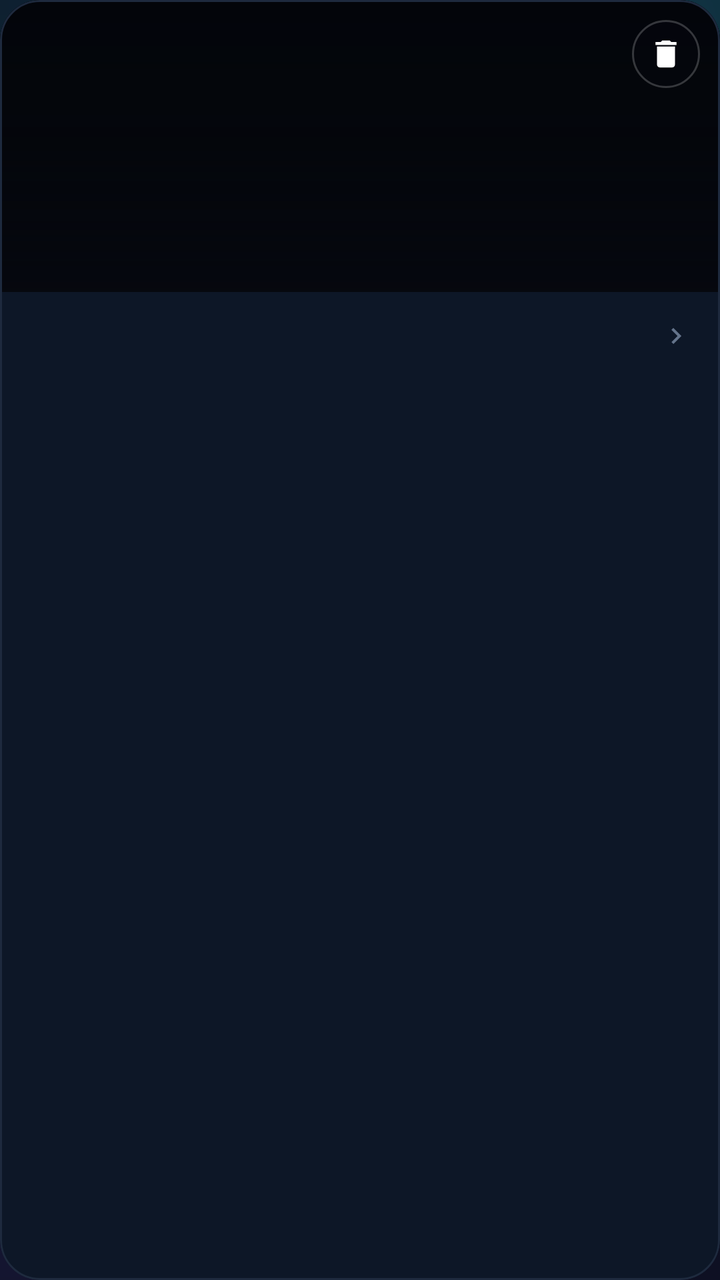
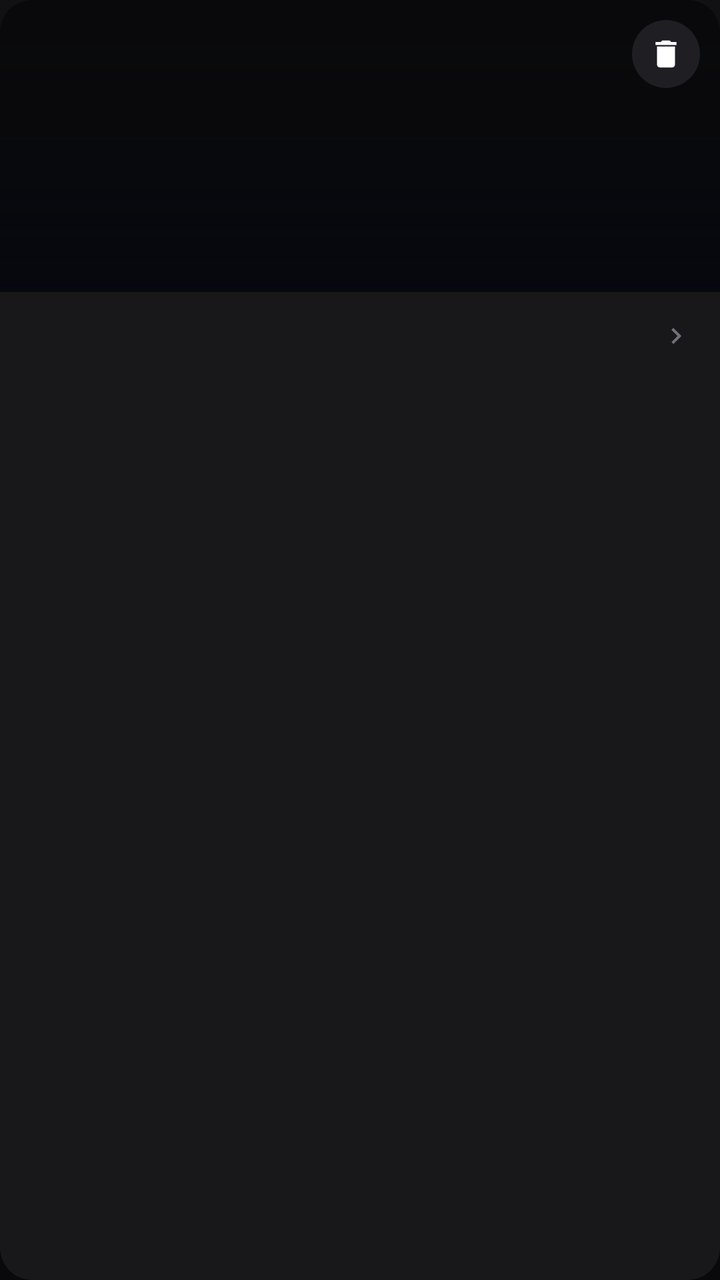

Screens rendered from an Android XML layout before and after an edit, with the pre-edit source and the edit as a unified diff.
<!-- AndroidManifest.xml: application theme Theme.PCHome -->
<!-- res/layout/item_recent_pc.xml -->
<?xml version="1.0" encoding="utf-8"?>
<com.google.android.material.card.MaterialCardView xmlns:android="http://schemas.android.com/apk/res/android"
    xmlns:app="http://schemas.android.com/apk/res-auto"
    android:layout_width="280dp"
    android:layout_height="wrap_content"
    android:layout_marginEnd="12dp"
    android:layout_marginBottom="4dp"
    android:clickable="true"
    android:focusable="true"
    app:cardBackgroundColor="@color/PCHome_surface"
    app:cardCornerRadius="20dp"
    app:cardElevation="0dp"
    app:rippleColor="@color/PCHome_surface_hover"
    app:strokeColor="@color/PCHome_border"
    app:strokeWidth="1dp">

    <LinearLayout
        android:layout_width="match_parent"
        android:layout_height="wrap_content"
        android:orientation="vertical">

        <FrameLayout
            android:layout_width="match_parent"
            android:layout_height="146dp"
            android:background="@color/PCHome_background_deep">

            <ImageView
                android:id="@+id/recent_thumb"
                android:layout_width="match_parent"
                android:layout_height="match_parent"
                android:contentDescription="@string/recent_thumb_desc"
                android:scaleType="centerCrop" />

            <View
                android:layout_width="match_parent"
                android:layout_height="match_parent"
                android:background="@drawable/bg_thumb_scrim" />

            <ImageView
                android:id="@+id/recent_delete"
                android:layout_width="34dp"
                android:layout_height="34dp"
                android:layout_gravity="top|end"
                android:layout_margin="10dp"
                android:background="@drawable/bg_icon_button"
                android:clickable="true"
                android:contentDescription="@string/recent_delete_desc"
                android:focusable="true"
                android:padding="8dp"
                android:src="@drawable/ic_trash"
                app:tint="@color/white" />
        </FrameLayout>

        <LinearLayout
            android:layout_width="match_parent"
            android:layout_height="wrap_content"
            android:orientation="vertical"
            android:paddingStart="14dp"
            android:paddingTop="12dp"
            android:paddingEnd="14dp"
            android:paddingBottom="14dp">

            <LinearLayout
                android:layout_width="match_parent"
                android:layout_height="wrap_content"
                android:gravity="center_vertical"
                android:orientation="horizontal">

                <com.google.android.material.textview.MaterialTextView
                    android:id="@+id/recent_title"
                    android:layout_width="0dp"
                    android:layout_height="wrap_content"
                    android:layout_weight="1"
                    android:ellipsize="end"
                    android:singleLine="true"
                    android:textColor="@color/PCHome_text"
                    android:textSize="15sp"
                    android:textStyle="bold" />

                <ImageView
                    android:layout_width="16dp"
                    android:layout_height="16dp"
                    android:layout_marginStart="6dp"
                    android:contentDescription="@null"
                    android:src="@drawable/ic_chevron"
                    app:tint="@color/PCHome_dim" />
            </LinearLayout>

            <com.google.android.material.textview.MaterialTextView
                android:id="@+id/recent_subtitle"
                android:layout_width="match_parent"
                android:layout_height="wrap_content"
                android:layout_marginTop="3dp"
                android:ellipsize="end"
                android:singleLine="true"
                android:textColor="@color/PCHome_muted"
                android:textSize="11sp" />

            <com.google.android.material.textview.MaterialTextView
                android:id="@+id/recent_password"
                android:layout_width="match_parent"
                android:layout_height="wrap_content"
                android:layout_marginTop="5dp"
                android:textColor="@color/PCHome_cyan"
                android:textSize="11sp" />

            <com.google.android.material.textview.MaterialTextView
                android:id="@+id/recent_last_seen"
                android:layout_width="match_parent"
                android:layout_height="wrap_content"
                android:layout_marginTop="5dp"
                android:ellipsize="end"
                android:singleLine="true"
                android:textColor="@color/PCHome_dim"
                android:textSize="10sp" />
        </LinearLayout>
    </LinearLayout>
</com.google.android.material.card.MaterialCardView>
<!-- resources referenced by this layout -->
<resources>
  <color name="PCHome_background_deep">#FF03050A</color>
  <color name="PCHome_border">#FF1E2A3E</color>
  <color name="PCHome_cyan">#FF22D3EE</color>
  <color name="PCHome_dim">#FF64748B</color>
  <color name="PCHome_muted">#FF94A3B8</color>
  <color name="PCHome_surface">#FF0D1727</color>
  <color name="PCHome_surface_hover">#FF16263D</color>
  <color name="PCHome_text">#FFF1F5F9</color>
  <!-- drawable bg_icon_button (drawable) -->
  <?xml version="1.0" encoding="utf-8"?>
  <shape xmlns:android="http://schemas.android.com/apk/res/android" android:shape="oval">
      <solid android:color="#B305070E" />
      <stroke android:width="1dp" android:color="#33FFFFFF" />
  </shape>
  <style name="Theme.PCHome" parent="Theme.Material3.Dark.NoActionBar">
          <item name="colorPrimary">@color/PCHome_cyan</item>
          <item name="colorOnPrimary">@color/PCHome_ink</item>
          <item name="colorPrimaryContainer">@color/PCHome_surface_high</item>
          <item name="colorOnPrimaryContainer">@color/PCHome_text</item>
          <item name="colorSecondary">@color/PCHome_blue</item>
          <item name="colorOnSecondary">@color/white</item>
          <item name="colorTertiary">@color/PCHome_indigo</item>
          <item name="android:colorBackground">@color/PCHome_background</item>
          <item name="colorSurface">@color/PCHome_surface</item>
          <item name="colorSurfaceVariant">@color/PCHome_panel</item>
          <item name="colorOnSurface">@color/PCHome_text</item>
          <item name="colorOnSurfaceVariant">@color/PCHome_muted</item>
          <item name="colorOutline">@color/PCHome_border</item>
          <item name="colorError">@color/PCHome_danger</item>
          <item name="colorOnError">@color/PCHome_ink</item>
          <item name="android:windowBackground">@drawable/bg_app</item>
          <item name="android:statusBarColor">@android:color/transparent</item>
          <item name="android:navigationBarColor">@android:color/transparent</item>
          <item name="android:windowLightStatusBar">false</item>
          <item name="android:windowLightNavigationBar">false</item>
          <item name="android:windowActionBar">false</item>
          <item name="android:windowNoTitle">true</item>
          <item name="windowActionBar">false</item>
          <item name="windowNoTitle">true</item>
          <item name="android:fontFamily">sans-serif</item>
          <item name="android:windowLayoutInDisplayCutoutMode">shortEdges</item>
          <item name="materialButtonStyle">@style/Widget.PCHome.Button.Primary</item>
          <item name="textInputStyle">@style/Widget.PCHome.Input</item>
          <item name="android:windowContentTransitions">true</item>
      </style>
  <color name="PCHome_ink">#FF041018</color>
  <color name="PCHome_surface_high">#FF122033</color>
  <color name="PCHome_blue">#FF3B82F6</color>
  <color name="PCHome_background">#FF05070E</color>
  <color name="PCHome_panel">#FF0B1422</color>
  <color name="PCHome_danger">#FFFB7185</color>
  <!-- drawable bg_app (drawable) -->
  <?xml version="1.0" encoding="utf-8"?>
  <layer-list xmlns:android="http://schemas.android.com/apk/res/android">
      <item>
          <shape android:shape="rectangle">
              <solid android:color="@color/PCHome_background" />
          </shape>
      </item>
      <item>
          <shape android:shape="rectangle">
              <gradient
                  android:type="radial"
                  android:centerX="0.92"
                  android:centerY="0.02"
                  android:gradientRadius="620dp"
                  android:startColor="@color/PCHome_glow_cyan"
                  android:endColor="#0005070E" />
          </shape>
      </item>
      <item>
          <shape android:shape="rectangle">
              <gradient
                  android:type="radial"
                  android:centerX="0.02"
                  android:centerY="0.78"
                  android:gradientRadius="760dp"
                  android:startColor="@color/PCHome_glow_indigo"
                  android:endColor="#0005070E" />
          </shape>
      </item>
  </layer-list>
  <style name="Widget.PCHome.Button.Primary" parent="Widget.Material3.Button">
          <item name="backgroundTint">@color/PCHome_cyan</item>
          <item name="android:textColor">@color/PCHome_ink</item>
          <item name="android:textStyle">bold</item>
          <item name="android:textSize">15sp</item>
          <item name="cornerRadius">18dp</item>
          <item name="android:minHeight">56dp</item>
          <item name="android:insetTop">0dp</item>
          <item name="android:insetBottom">0dp</item>
          <item name="iconTint">@color/PCHome_ink</item>
          <item name="iconGravity">textEnd</item>
          <item name="iconPadding">10dp</item>
          <item name="iconSize">20dp</item>
          <item name="elevation">0dp</item>
      </style>
  <style name="Widget.PCHome.Input" parent="Widget.Material3.TextInputLayout.FilledBox">
          <item name="boxBackgroundColor">@color/PCHome_panel</item>
          <item name="boxCornerRadiusTopStart">16dp</item>
          <item name="boxCornerRadiusTopEnd">16dp</item>
          <item name="boxCornerRadiusBottomStart">16dp</item>
          <item name="boxCornerRadiusBottomEnd">16dp</item>
          <item name="boxStrokeWidth">0dp</item>
          <item name="boxStrokeWidthFocused">1dp</item>
          <item name="boxStrokeColor">@color/PCHome_cyan</item>
          <item name="hintTextColor">@color/PCHome_muted</item>
          <item name="android:textColorHint">@color/PCHome_muted</item>
          <item name="startIconTint">@color/PCHome_cyan</item>
          <item name="endIconTint">@color/PCHome_muted</item>
          <item name="helperTextTextColor">@color/PCHome_dim</item>
          <item name="errorTextColor">@color/PCHome_danger</item>
          <item name="boxCollapsedPaddingTop">0dp</item>
          <item name="boxBackgroundMode">filled</item>
      </style>
  <color name="PCHome_glow_cyan">#3322D3EE</color>
  <color name="PCHome_glow_indigo">#2E6366F1</color>
  <!-- unchanged entries left out for length: 7 -->
</resources>

<!-- the commit's change to res/layout/item_recent_pc.xml (unified diff, before → after) -->
@@ -8,11 +8,10 @@
     android:clickable="true"
     android:focusable="true"
     app:cardBackgroundColor="@color/PCHome_surface"
-    app:cardCornerRadius="20dp"
+    app:cardCornerRadius="16dp"
     app:cardElevation="0dp"
     app:rippleColor="@color/PCHome_surface_hover"
-    app:strokeColor="@color/PCHome_border"
-    app:strokeWidth="1dp">
+    app:strokeWidth="0dp">
 
     <LinearLayout
         android:layout_width="match_parent"
@@ -102,7 +101,7 @@
                 android:layout_height="wrap_content"
                 android:layout_marginTop="5dp"
                 android:textColor="@color/PCHome_cyan"
-                android:textSize="11sp" />
+                android:textSize="10.5sp" />
 
             <com.google.android.material.textview.MaterialTextView
                 android:id="@+id/recent_last_seen"
<!-- resource entries referenced after the edit -->
@@ -1,18 +1,17 @@
 <!-- resources referenced by this layout -->
 <resources>
-  <color name="PCHome_background_deep">#FF03050A</color>
-  <color name="PCHome_border">#FF1E2A3E</color>
-  <color name="PCHome_cyan">#FF22D3EE</color>
-  <color name="PCHome_dim">#FF64748B</color>
-  <color name="PCHome_muted">#FF94A3B8</color>
-  <color name="PCHome_surface">#FF0D1727</color>
-  <color name="PCHome_surface_hover">#FF16263D</color>
-  <color name="PCHome_text">#FFF1F5F9</color>
+  <color name="PCHome_background_deep">#FF09090B</color>
+  <color name="PCHome_border">#FF27272A</color>
+  <color name="PCHome_cyan">#FF818CF8</color>
+  <color name="PCHome_dim">#FF71717A</color>
+  <color name="PCHome_muted">#FFA1A1AA</color>
+  <color name="PCHome_surface">#FF18181B</color>
+  <color name="PCHome_surface_hover">#FF2A2A30</color>
+  <color name="PCHome_text">#FFF4F4F5</color>
   <!-- drawable bg_icon_button (drawable) -->
   <?xml version="1.0" encoding="utf-8"?>
   <shape xmlns:android="http://schemas.android.com/apk/res/android" android:shape="oval">
-      <solid android:color="#B305070E" />
-      <stroke android:width="1dp" android:color="#33FFFFFF" />
+      <solid android:color="@color/PCHome_surface_high" />
   </shape>
   <style name="Theme.PCHome" parent="Theme.Material3.Dark.NoActionBar">
           <item name="colorPrimary">@color/PCHome_cyan</item>
@@ -43,14 +42,13 @@
           <item name="android:windowLayoutInDisplayCutoutMode">shortEdges</item>
           <item name="materialButtonStyle">@style/Widget.PCHome.Button.Primary</item>
           <item name="textInputStyle">@style/Widget.PCHome.Input</item>
-          <item name="android:windowContentTransitions">true</item>
       </style>
-  <color name="PCHome_ink">#FF041018</color>
-  <color name="PCHome_surface_high">#FF122033</color>
-  <color name="PCHome_blue">#FF3B82F6</color>
-  <color name="PCHome_background">#FF05070E</color>
-  <color name="PCHome_panel">#FF0B1422</color>
-  <color name="PCHome_danger">#FFFB7185</color>
+  <color name="PCHome_ink">#FF09090B</color>
+  <color name="PCHome_surface_high">#FF1F1F23</color>
+  <color name="PCHome_blue">#FF6366F1</color>
+  <color name="PCHome_background">#FF09090B</color>
+  <color name="PCHome_panel">#FF121214</color>
+  <color name="PCHome_danger">#FFF87171</color>
   <!-- drawable bg_app (drawable) -->
   <?xml version="1.0" encoding="utf-8"?>
   <layer-list xmlns:android="http://schemas.android.com/apk/res/android">
@@ -63,32 +61,21 @@
           <shape android:shape="rectangle">
               <gradient
                   android:type="radial"
-                  android:centerX="0.92"
-                  android:centerY="0.02"
+                  android:centerX="0.5"
+                  android:centerY="0.0"
                   android:gradientRadius="620dp"
-                  android:startColor="@color/PCHome_glow_cyan"
-                  android:endColor="#0005070E" />
-          </shape>
-      </item>
-      <item>
-          <shape android:shape="rectangle">
-              <gradient
-                  android:type="radial"
-                  android:centerX="0.02"
-                  android:centerY="0.78"
-                  android:gradientRadius="760dp"
-                  android:startColor="@color/PCHome_glow_indigo"
-                  android:endColor="#0005070E" />
+                  android:startColor="#FF141417"
+                  android:endColor="#0009090B" />
           </shape>
       </item>
   </layer-list>
   <style name="Widget.PCHome.Button.Primary" parent="Widget.Material3.Button">
-          <item name="backgroundTint">@color/PCHome_cyan</item>
+          <item name="backgroundTint">@color/PCHome_silver</item>
           <item name="android:textColor">@color/PCHome_ink</item>
           <item name="android:textStyle">bold</item>
-          <item name="android:textSize">15sp</item>
-          <item name="cornerRadius">18dp</item>
-          <item name="android:minHeight">56dp</item>
+          <item name="android:textSize">14sp</item>
+          <item name="cornerRadius">12dp</item>
+          <item name="android:minHeight">52dp</item>
           <item name="android:insetTop">0dp</item>
           <item name="android:insetBottom">0dp</item>
           <item name="iconTint">@color/PCHome_ink</item>
@@ -98,25 +85,24 @@
           <item name="elevation">0dp</item>
       </style>
   <style name="Widget.PCHome.Input" parent="Widget.Material3.TextInputLayout.FilledBox">
-          <item name="boxBackgroundColor">@color/PCHome_panel</item>
-          <item name="boxCornerRadiusTopStart">16dp</item>
-          <item name="boxCornerRadiusTopEnd">16dp</item>
-          <item name="boxCornerRadiusBottomStart">16dp</item>
-          <item name="boxCornerRadiusBottomEnd">16dp</item>
+          <item name="boxBackgroundColor">@color/PCHome_surface_high</item>
+          <item name="boxCornerRadiusTopStart">12dp</item>
+          <item name="boxCornerRadiusTopEnd">12dp</item>
+          <item name="boxCornerRadiusBottomStart">12dp</item>
+          <item name="boxCornerRadiusBottomEnd">12dp</item>
           <item name="boxStrokeWidth">0dp</item>
           <item name="boxStrokeWidthFocused">1dp</item>
           <item name="boxStrokeColor">@color/PCHome_cyan</item>
           <item name="hintTextColor">@color/PCHome_muted</item>
           <item name="android:textColorHint">@color/PCHome_muted</item>
-          <item name="startIconTint">@color/PCHome_cyan</item>
+          <item name="startIconTint">@color/PCHome_muted</item>
           <item name="endIconTint">@color/PCHome_muted</item>
           <item name="helperTextTextColor">@color/PCHome_dim</item>
           <item name="errorTextColor">@color/PCHome_danger</item>
           <item name="boxCollapsedPaddingTop">0dp</item>
           <item name="boxBackgroundMode">filled</item>
       </style>
-  <color name="PCHome_glow_cyan">#3322D3EE</color>
-  <color name="PCHome_glow_indigo">#2E6366F1</color>
+  <color name="PCHome_silver">#FFE4E4E7</color>
   <!-- unchanged entries left out for length: 7 -->
 </resources>
 
